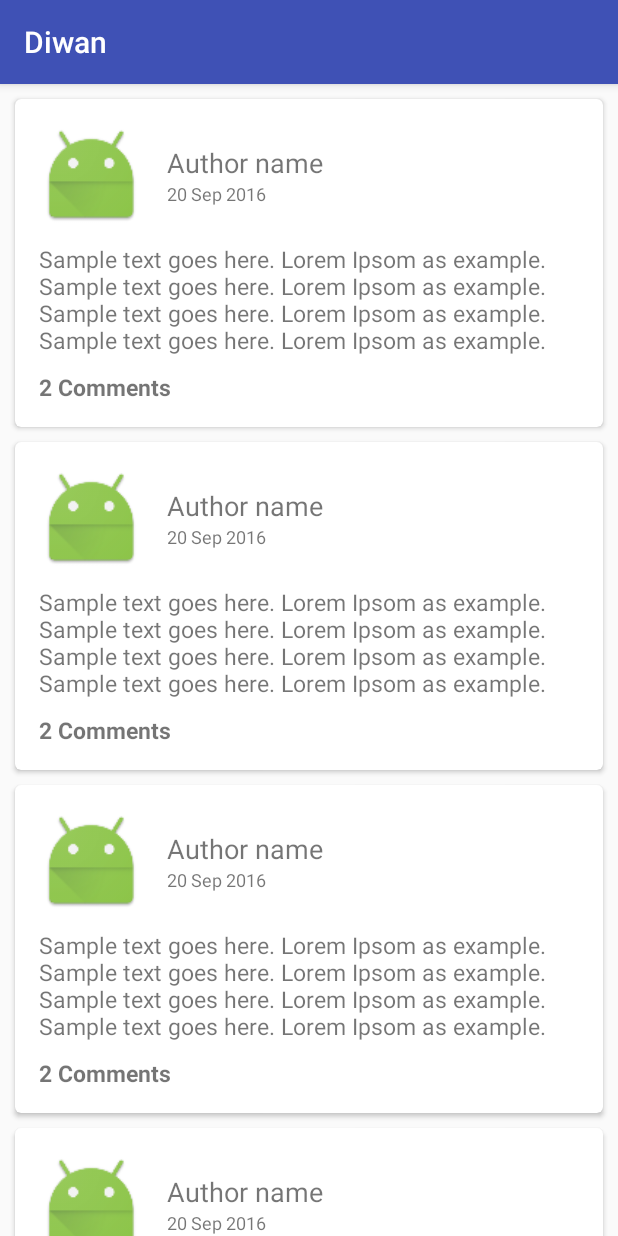
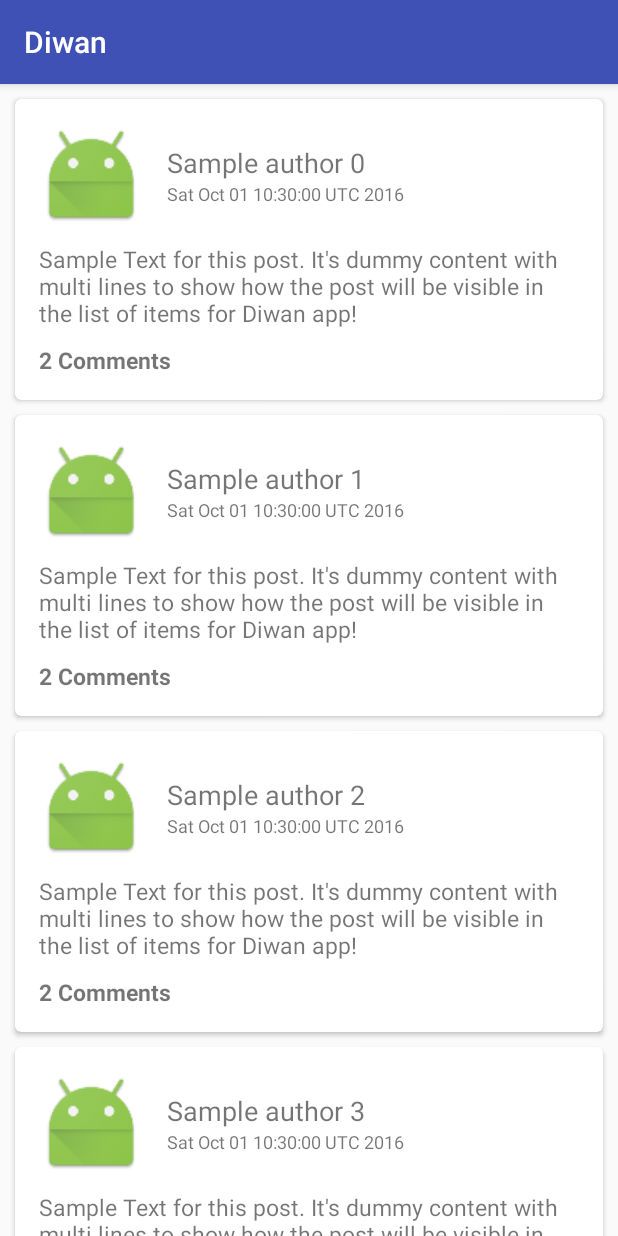
Before and after one commit to ArabAgile/AndroidArabicCourse, an Android app: the screen it shows after launch (MainActivity), on a phone screen of 412 x 824 dp. Run offline under Robolectric (Android 15) with nearby library versions, the phone set to English and light mode, and no system bars.

Commit message:
bind data and Show details for post

```diff
--- a/app/src/main/AndroidManifest.xml
+++ b/app/src/main/AndroidManifest.xml
@@ -15,6 +15,11 @@
                 <category android:name="android.intent.category.LAUNCHER" />
             </intent-filter>
         </activity>
+
+
+        <activity android:name=".DetailsActivity">
+        </activity>
+
     </application>
 
 </manifest>
--- a/app/src/main/java/com/arabagile/diwan/ListAdapter.java
+++ b/app/src/main/java/com/arabagile/diwan/ListAdapter.java
@@ -1,5 +1,7 @@
 package com.arabagile.diwan;
 
+import android.content.Intent;
+import android.support.v7.widget.CardView;
 import android.support.v7.widget.RecyclerView;
 import android.view.LayoutInflater;
 import android.view.View;
@@ -10,6 +12,8 @@ import android.widget.TextView;
 import java.util.ArrayList;
 import java.util.List;
 
+import static android.R.attr.value;
+
 /**
  * Created by trainer on 10/1/16.
  */
@@ -18,12 +22,15 @@ public class ListAdapter extends RecyclerView.Adapter<ListAdapter.ViewHolder> {
 
     private List<Post> mDataset;
 
+    View.OnClickListener openDetailsClickListener;
+
     // Provide a reference to the views for each data item
     // Complex data items may need more than one view per item, and
     // you provide access to all the views for a data item in a view holder
     public static class ViewHolder extends RecyclerView.ViewHolder {
 
         // each data item is just a string in this case
+        public CardView cardViewList;
         public TextView tvAuthorName;
         public TextView tvDate;
         public TextView tvBodyText;
@@ -35,11 +42,13 @@ public class ListAdapter extends RecyclerView.Adapter<ListAdapter.ViewHolder> {
             super(v);
 
             tvAuthorName = (TextView) v.findViewById(R.id.tvAuthorName);
-            tvDate       = (TextView) v.findViewById(R.id.tvAuthorName);
-            tvBodyText   = (TextView) v.findViewById(R.id.tvAuthorName);
-            tvComments   = (TextView) v.findViewById(R.id.tvAuthorName);
+            tvDate       = (TextView) v.findViewById(R.id.tvDate);
+            tvBodyText   = (TextView) v.findViewById(R.id.tvBodyText);
+            tvComments   = (TextView) v.findViewById(R.id.tvComments);
 
             ivPhoto      = (ImageView) v.findViewById(R.id.ivPhoto);
+
+            cardViewList = (CardView) v.findViewById(R.id.cardViewList);
 
         }
     }
@@ -71,9 +80,18 @@ public class ListAdapter extends RecyclerView.Adapter<ListAdapter.ViewHolder> {
     public void onBindViewHolder(ViewHolder holder, int position) {
         // - get element from your dataset at this position
         // - replace the contents of the view with that element
-//        holder.mTextView.setText(mDataset[position]);
+        final Post post = mDataset.get(position);
+
+        holder.tvAuthorName.setText(post.getAuthor());
+        holder.tvDate.setText(post.getDate().toString());
+        holder.tvBodyText.setText(post.getBodyText());
+
+        holder.cardViewList.setOnClickListener(openDetailsClickListener);
+
+        // TODO: set photo
 
     }
+
 
     // Return the size of your dataset (invoked by the layout manager)
     @Override
@@ -85,5 +103,11 @@ public class ListAdapter extends RecyclerView.Adapter<ListAdapter.ViewHolder> {
         mDataset.add(post);
     }
 
+    public View.OnClickListener getOpenDetailsClickListener() {
+        return openDetailsClickListener;
+    }
 
+    public void setOpenDetailsClickListener(View.OnClickListener openDetailsClickListener) {
+        this.openDetailsClickListener = openDetailsClickListener;
+    }
 }
--- a/app/src/main/java/com/arabagile/diwan/MainActivity.java
+++ b/app/src/main/java/com/arabagile/diwan/MainActivity.java
@@ -1,12 +1,15 @@
 package com.arabagile.diwan;
 
+import android.content.Intent;
 import android.support.v7.app.AppCompatActivity;
 import android.os.Bundle;
 import android.support.v7.widget.LinearLayoutManager;
 import android.support.v7.widget.RecyclerView;
 import android.util.Log;
+import android.view.View;
 
 import java.util.ArrayList;
+import java.util.Date;
 import java.util.List;
 
 public class MainActivity extends AppCompatActivity {
@@ -34,6 +37,7 @@ public class MainActivity extends AppCompatActivity {
         for (int i=0; i<10; i++) {
             Post dummyPost = new Post();
             dummyPost.setAuthor("Sample author " + i);
+            dummyPost.setDate(new Date());
             dummyPost.setAuthorPicture("https://dummyimage.com/70x70/25d9be/ffffff.png&text=" + i);
             dummyPost.setBodyText("Sample Text for this post. It's dummy content " +
                     "with multi lines to show how the post will be visible in the list of " +
@@ -47,7 +51,19 @@ public class MainActivity extends AppCompatActivity {
             mAdapter.add(dummyPost);
         }
 
+        mAdapter.setOpenDetailsClickListener(new View.OnClickListener() {
+            @Override
+            public void onClick(View v) {
+                showPostDetails();
+            }
+        });
+
         mRecyclerView.setAdapter(mAdapter);
 
     }
+
+    public void showPostDetails() {
+        Intent myIntent = new Intent(this, DetailsActivity.class);
+        startActivity(myIntent);
+    }
 }
--- a/app/src/main/java/com/arabagile/diwan/Post.java
+++ b/app/src/main/java/com/arabagile/diwan/Post.java
@@ -11,7 +11,7 @@ public class Post {
 
     String author;
     String authorPicture;
-    Date data;
+    Date date;
     String bodyText;
     int comments_count;
 
@@ -34,12 +34,12 @@ public class Post {
         this.authorPicture = authorPicture;
     }
 
-    public Date getData() {
-        return data;
+    public Date getDate() {
+        return date;
     }
 
-    public void setData(Date data) {
-        this.data = data;
+    public void setDate(Date date) {
+        this.date = date;
     }
 
     public String getBodyText() {
```
Also changed, not shown: app/src/main/java/com/arabagile/diwan/DetailsActivity.java (+10 -1 lines), app/src/main/res/layout/activity_details.xml (+19 -10 lines).
